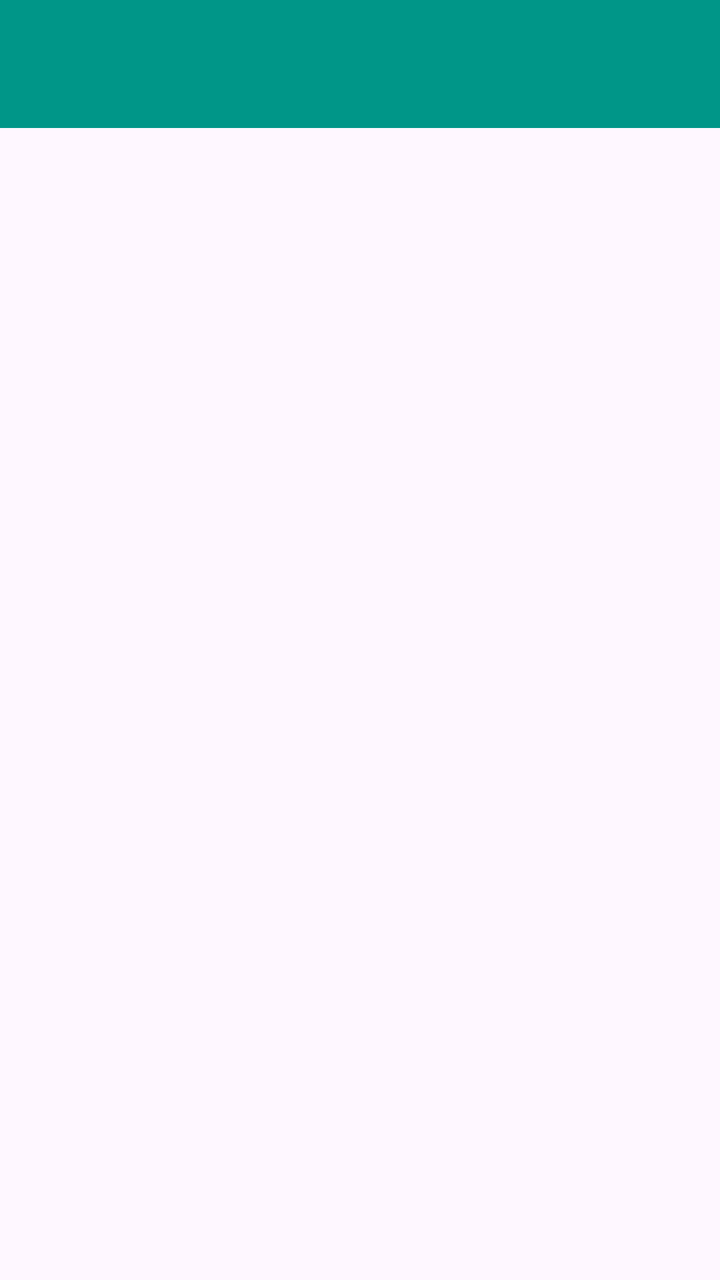
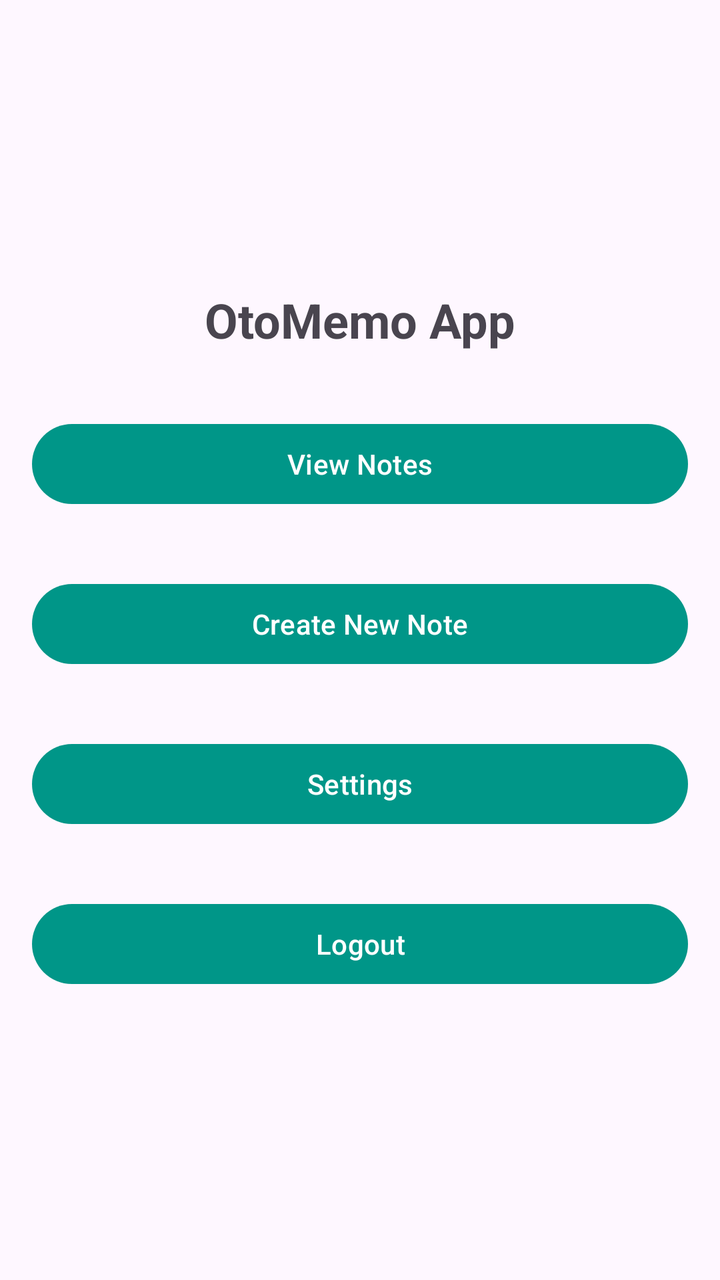

Before-and-after screenshots of an Android layout around one commit, followed by the original layout XML and the change that was made.
<!-- AndroidManifest.xml: application theme Theme.OtoMemo -->
<!-- res/layout/activity_main.xml -->
<?xml version="1.0" encoding="utf-8"?>
<androidx.drawerlayout.widget.DrawerLayout xmlns:android="http://schemas.android.com/apk/res/android"
    xmlns:app="http://schemas.android.com/apk/res-auto"
    android:id="@+id/drawerLayout"
    android:layout_width="match_parent"
    android:layout_height="match_parent">

    <LinearLayout
        android:layout_width="match_parent"
        android:layout_height="match_parent"
        android:orientation="vertical">

        <androidx.appcompat.widget.Toolbar
            android:id="@+id/toolbar"
            android:layout_width="match_parent"
            android:layout_height="?attr/actionBarSize"
            android:background="@color/primary"
            android:theme="@style/ThemeOverlay.AppCompat.Dark"
            app:titleTextColor="@android:color/white" />

        <FrameLayout
            android:id="@+id/container"
            android:layout_width="match_parent"
            android:layout_height="0dp"
            android:layout_weight="1" />
    </LinearLayout>

    <com.google.android.material.navigation.NavigationView
        android:id="@+id/navView"
        android:layout_width="wrap_content"
        android:layout_height="match_parent"
        android:layout_gravity="start"
        android:fitsSystemWindows="true"
        app:headerLayout="@layout/drawer_header"
        app:menu="@menu/nav_menu" />
</androidx.drawerlayout.widget.DrawerLayout>
<!-- res/layout/drawer_header.xml (included above) -->
<?xml version="1.0" encoding="utf-8"?>
<LinearLayout xmlns:android="http://schemas.android.com/apk/res/android"
    android:layout_width="match_parent"
    android:layout_height="wrap_content"
    android:background="@color/primary"
    android:orientation="vertical"
    android:padding="20dp">

    <TextView
        android:layout_width="match_parent"
        android:layout_height="wrap_content"
        android:text="@string/app_name"
        android:textColor="@android:color/white"
        android:textSize="20sp"
        android:textStyle="bold" />

    <TextView
        android:layout_width="match_parent"
        android:layout_height="wrap_content"
        android:layout_marginTop="4dp"
        android:text="Catatan service kendaraan"
        android:textColor="#DDFFFFFF"
        android:textSize="12sp" />
</LinearLayout>
<!-- resources referenced by this layout -->
<resources>
  <color name="primary">#009688</color>
  <string name="app_name">OtoMemo</string>
  <style name="Theme.OtoMemo" parent="Theme.Material3.Light.NoActionBar">
          <item name="colorPrimary">@color/primary</item>
          <item name="android:statusBarColor">@color/primaryDark</item>
      </style>
  <color name="primaryDark">#00796B</color>
</resources>

<!-- the commit's change to res/layout/activity_main.xml (unified diff, before → after) -->
@@ -1,61 +1,41 @@
-<?xml version="1.0" encoding="utf-8"?>
-<androidx.drawerlayout.widget.DrawerLayout xmlns:android="http://schemas.android.com/apk/res/android"
-    xmlns:app="http://schemas.android.com/apk/res-auto"
-    android:id="@+id/drawerLayout"
-    android:layout_width="match_parent"
-    android:layout_height="match_parent">
-
-    <LinearLayout
-        android:layout_width="match_parent"
-        android:layout_height="match_parent"
-        android:orientation="vertical">
-
-        <androidx.appcompat.widget.Toolbar
-            android:id="@+id/toolbar"
-            android:layout_width="match_parent"
-            android:layout_height="?attr/actionBarSize"
-            android:background="@color/primary"
-            android:theme="@style/ThemeOverlay.AppCompat.Dark"
-            app:titleTextColor="@android:color/white" />
-
-        <FrameLayout
-            android:id="@+id/container"
-            android:layout_width="match_parent"
-            android:layout_height="0dp"
-            android:layout_weight="1" />
-    </LinearLayout>
-
-    <com.google.android.material.navigation.NavigationView
-        android:id="@+id/navView"
-        android:layout_width="wrap_content"
-        android:layout_height="match_parent"
-        android:layout_gravity="start"
-        android:fitsSystemWindows="true"
-        app:headerLayout="@layout/drawer_header"
-        app:menu="@menu/nav_menu" />
-</androidx.drawerlayout.widget.DrawerLayout>
-<!-- res/layout/drawer_header.xml (included above) -->
 <?xml version="1.0" encoding="utf-8"?>
 <LinearLayout xmlns:android="http://schemas.android.com/apk/res/android"
     android:layout_width="match_parent"
-    android:layout_height="wrap_content"
-    android:background="@color/primary"
+    android:layout_height="match_parent"
     android:orientation="vertical"
-    android:padding="20dp">
+    android:gravity="center"
+    android:padding="16dp">
 
     <TextView
+        android:layout_width="wrap_content"
+        android:layout_height="wrap_content"
+        android:text="OtoMemo App"
+        android:textSize="24sp"
+        android:layout_marginBottom="32dp"
+        android:textStyle="bold" />
+
+    <Button
         android:layout_width="match_parent"
         android:layout_height="wrap_content"
-        android:text="@string/app_name"
-        android:textColor="@android:color/white"
-        android:textSize="20sp"
-        android:textStyle="bold" />
+        android:text="View Notes"
+        android:layout_marginBottom="32dp" />
 
-    <TextView
+    <Button
         android:layout_width="match_parent"
         android:layout_height="wrap_content"
-        android:layout_marginTop="4dp"
-        android:text="Catatan service kendaraan"
-        android:textColor="#DDFFFFFF"
-        android:textSize="12sp" />
+        android:text="Create New Note"
+        android:layout_marginBottom="32dp" />
+
+    <Button
+        android:layout_width="match_parent"
+        android:layout_height="wrap_content"
+        android:text="Settings"
+        android:layout_marginBottom="32dp" />
+
+    <Button
+        android:layout_width="match_parent"
+        android:layout_height="wrap_content"
+        android:text="Logout"
+        android:onClick="logout" />
+
 </LinearLayout>
<!-- resource entries referenced after the edit -->
@@ -1,7 +1,6 @@
 <!-- resources referenced by this layout -->
 <resources>
   <color name="primary">#009688</color>
-  <string name="app_name">OtoMemo</string>
   <style name="Theme.OtoMemo" parent="Theme.Material3.Light.NoActionBar">
           <item name="colorPrimary">@color/primary</item>
           <item name="android:statusBarColor">@color/primaryDark</item>
